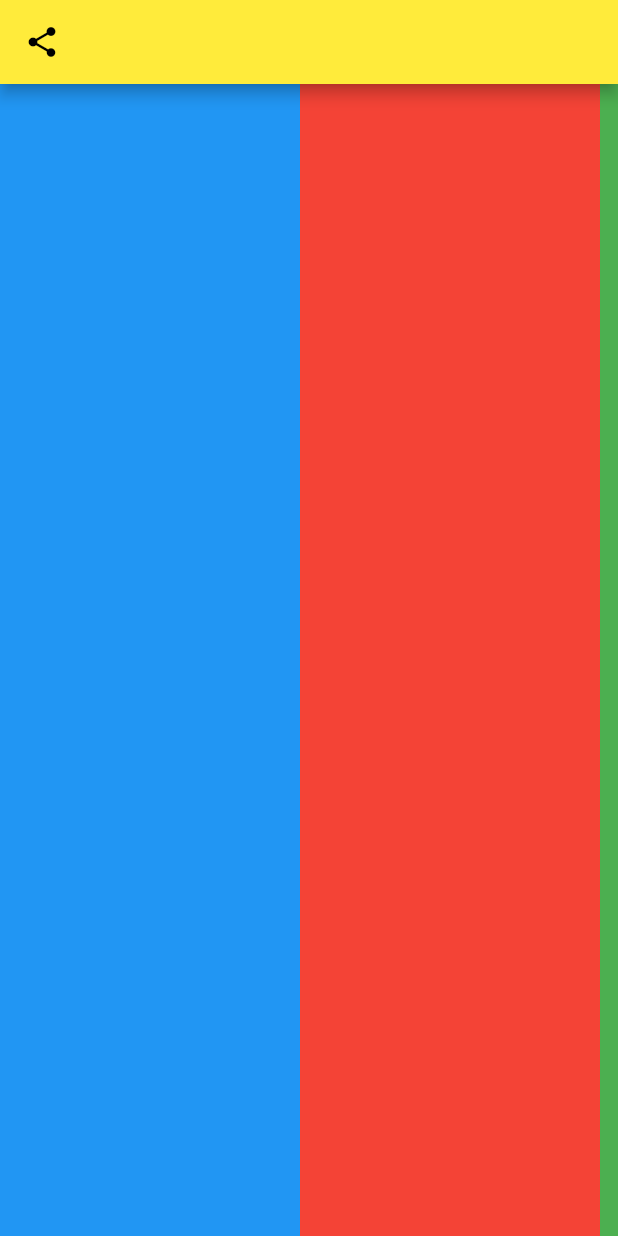
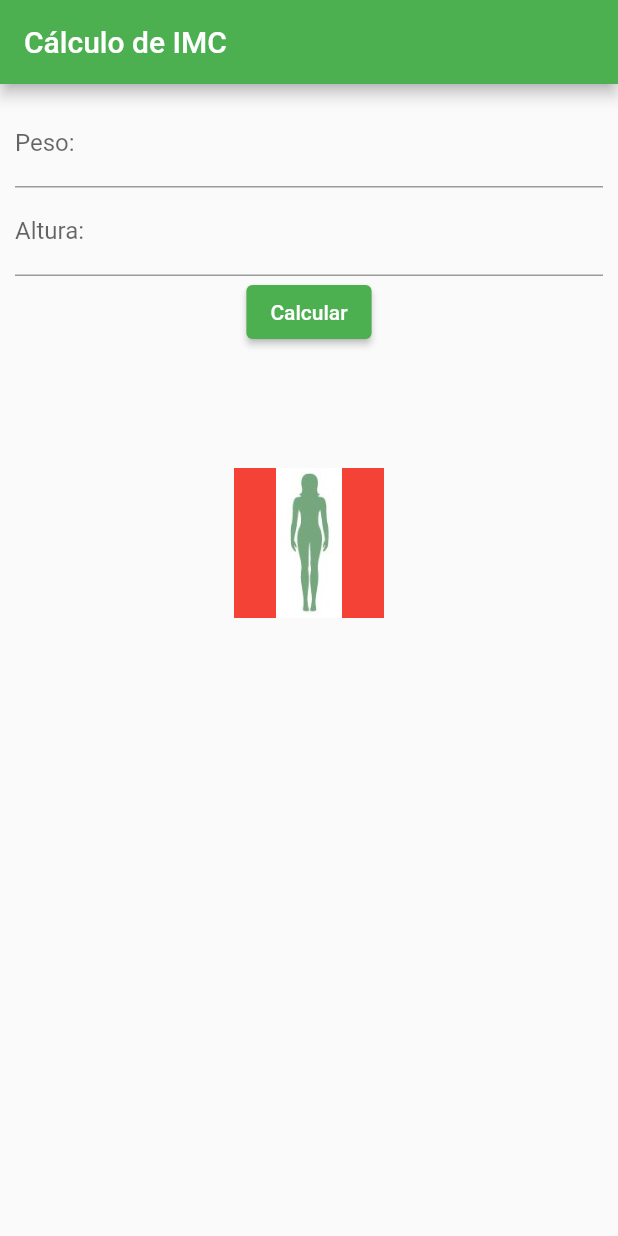
Before and after one commit to morikawa77/calculo_imc, a Flutter app: the screen it shows after launch, on a phone screen of 412 x 824 dp. Run offline on Flutter 3.47's test engine with Material 2 defaults, Android fonts, the phone set to English and light mode, and no system bars.

Commit message:
class 03092023

```diff
--- a/lib/main.dart
+++ b/lib/main.dart
@@ -10,31 +10,54 @@ class App extends StatelessWidget {
   Widget build(BuildContext context) {
     return MaterialApp(
       theme: ThemeData(
-        primarySwatch: Colors.yellow,
+        primarySwatch: Colors.green,
       ),
       home: Scaffold(
         appBar: AppBar(
-          title: Icon(Icons.share),
+          title: Text('Cálculo de IMC'),
         ),
-        body: ListView(
-          scrollDirection: Axis.horizontal,
+        body: Column(
           children: [
-            Container(
-              color: Colors.blue,
-              width: 200,
+            Flexible(
+              flex: 1,
+              child: Container(
+                margin: EdgeInsets.all(10),
+                child: Column(
+                  children: [
+                    TextField(
+                      decoration: InputDecoration(
+                        labelText: 'Peso:'
+                      ),
+                    ),
+                    TextField(
+                      decoration: InputDecoration(
+                        labelText: 'Altura:'
+                      ),
+                    ),
+                    ElevatedButton(
+                      onPressed: (){},
+                      child: Text('Calcular'),
+                    ),
+                  ]
+                ),
+              ),
             ),
-            Container(
-              color: Colors.red,
-              width: 200,
-            ),
-            Container(
-              color: Colors.green,
-              width: 200,
-            ),
-            Container(
-              color: Colors.yellow,
-              width: 200,
-            ),
+            Flexible(
+              flex: 2,
+              child: Container(
+                color: Colors.red,
+                margin: EdgeInsets.fromLTRB(10,0,10,10),
+                child: FittedBox(
+                  fit: BoxFit.fitHeight,
+                  alignment: Alignment.center,
+                  child: Image.asset(
+                      'images/ideal.jpg',
+                      width: 100,
+                      height: 100,
+                    ),
+                  ),
+                ),
+              ),
           ],
         ),
       ),
```
Also changed, not shown: pubspec.yaml (+6 -3 lines), images/abaixo.jpg (added), images/excesso.jpg (added), images/ideal.jpg (added), images/obesidade1.jpg (added), images/obesidade2.jpg (added).
